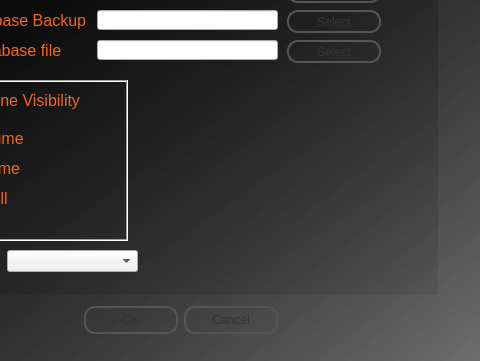
cappy123abc/ddPak, file Source/User Interface Files/PrefsNew.ui: the form before one commit; both pictures show x 173 to 653 and y 146 to 507 of the 653 by 507 pixel window.
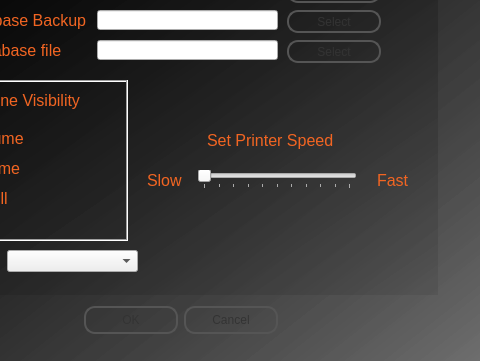
The form after the commit. Icons and pictures are not drawn.

```diff
--- a/Source/User Interface Files/PrefsNew.ui
+++ b/Source/User Interface Files/PrefsNew.ui
@@ -575,6 +575,70 @@
       <string/>
      </property>
     </widget>
+    <widget class="QSlider" name="speedSlider">
+     <property name="geometry">
+      <rect>
+       <x>340</x>
+       <y>270</y>
+       <width>160</width>
+       <height>19</height>
+      </rect>
+     </property>
+     <property name="minimum">
+      <number>2</number>
+     </property>
+     <property name="maximum">
+      <number>12</number>
+     </property>
+     <property name="orientation">
+      <enum>Qt::Horizontal</enum>
+     </property>
+     <property name="tickPosition">
+      <enum>QSlider::TicksBelow</enum>
+     </property>
+     <property name="tickInterval">
+      <number>1</number>
+     </property>
+    </widget>
+    <widget class="QLabel" name="label_14">
+     <property name="geometry">
+      <rect>
+       <x>350</x>
+       <y>230</y>
+       <width>131</width>
+       <height>20</height>
+      </rect>
+     </property>
+     <property name="text">
+      <string>Set Printer Speed</string>
+     </property>
+    </widget>
+    <widget class="QLabel" name="label_15">
+     <property name="geometry">
+      <rect>
+       <x>520</x>
+       <y>270</y>
+       <width>41</width>
+       <height>20</height>
+      </rect>
+     </property>
+     <property name="text">
+      <string>Fast</string>
+     </property>
+    </widget>
+    <widget class="QLabel" name="label_16">
+     <property name="geometry">
+      <rect>
+       <x>290</x>
+       <y>270</y>
+       <width>41</width>
+       <height>20</height>
+      </rect>
+     </property>
+     <property name="text">
+      <string>Slow</string>
+     </property>
+    </widget>
    </widget>
   </widget>
  </widget>
```
